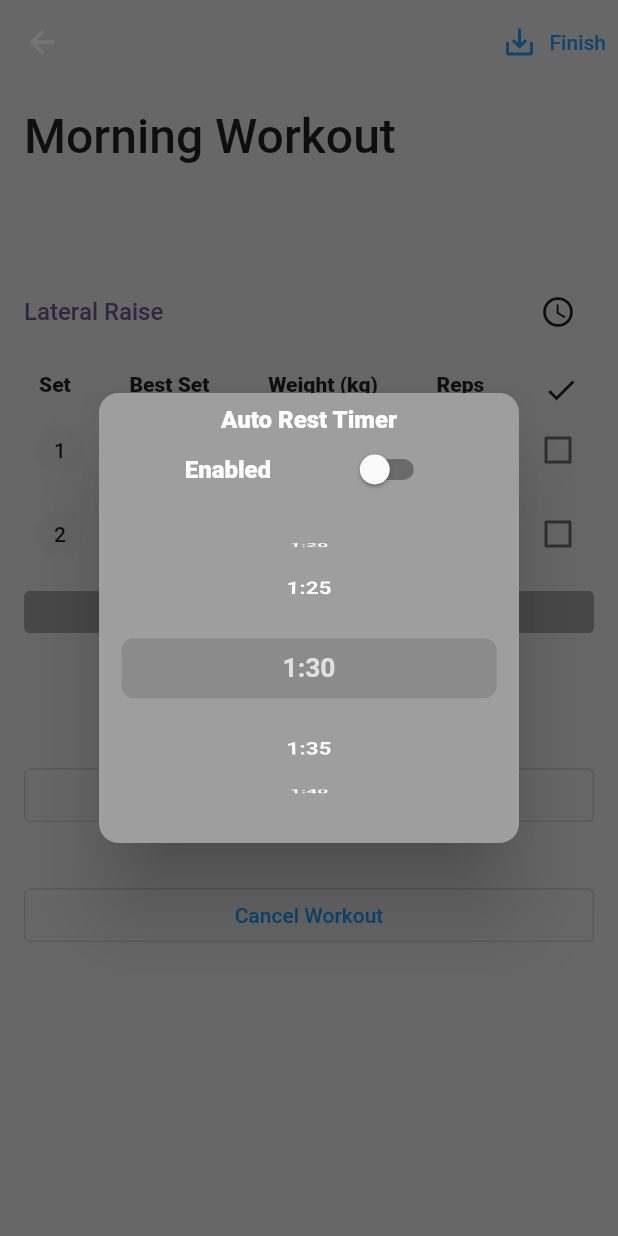
After one commit to lambraydon/GymBros, a Flutter app: the Logger screen opened directly with sample values from the repository, after a tap on the "access time" icon, on a phone screen of 412 x 824 dp. The commit adds this screen. Run offline on Flutter 3.47's test engine with Material 2 defaults, Android fonts, the phone set to English and light mode, and no system bars; our stand-ins replace auto_size_text, cloud_firestore, confetti, firebase_auth, firebase_core, firebase_storage and 5 more; missing offline and left inert: dart:ffi; accounts and stored records are empty.

Commit message:
- Added auto rest timer feature: restTimerDialog.dart allows user to enable and toggle rest time, restTimer.dart is the rest timer dialog that will pop up when the user completes a set if the timer is enabled

```diff
--- /dev/null
+++ b/lib/screens/components/mins.dart
@@ -0,0 +1,27 @@
+import 'package:flutter/material.dart';
+
+class Mins extends StatelessWidget {
+  final int mins;
+
+  const Mins({super.key, required this.mins});
+
+  @override
+  Widget build(BuildContext context) {
+    return Padding(
+      padding: const EdgeInsets.symmetric(vertical: 8.0),
+      child: Container(
+        child: Center(
+          child: Text(
+            mins % 60 < 10
+                ? "${mins ~/ 60}:0${mins % 60}"
+                : "${mins ~/ 60}:${mins % 60}",
+            style: const TextStyle(
+                fontSize: 16.0,
+                fontWeight: FontWeight.bold,
+                color: Colors.white),
+          ),
+        ),
+      ),
+    );
+  }
+}
--- a/lib/screens/workoutTracker/exercise.dart
+++ b/lib/screens/workoutTracker/exercise.dart
@@ -4,11 +4,14 @@ class Exercise {
   final String name;
   final List<Set> sets;
   bool isCompleted;
+  bool isRestTimer;
+  int restTime = 90;
 
   Exercise({
     required this.name,
     required this.sets,
     this.isCompleted = false,
+    this.isRestTimer = false
   });
 
   // add a set
--- a/lib/screens/workoutTracker/logger.dart
+++ b/lib/screens/workoutTracker/logger.dart
@@ -5,6 +5,8 @@ import 'package:gymbros/screens/workoutTracker/set.dart';
 import 'package:gymbros/screens/workoutTracker/workout.dart';
 import 'package:gymbros/screens/workoutTracker/workoutComplete.dart';
 import 'package:gymbros/screens/workoutTracker/workoutData.dart';
+import 'package:gymbros/shared/restTimer.dart';
+import 'package:gymbros/shared/restTimerDialog.dart';
 import 'package:gymbros/shared/setsTile.dart';
 import 'package:provider/provider.dart';
 import 'package:gymbros/services/authservice.dart';
@@ -29,8 +31,12 @@ class _LoggerState extends State<Logger> {
 
   // Checkbox was tapped
   void onCheckBoxChanged(Set set) {
-    Provider.of<WorkoutData>(context, listen: false)
-        .checkOffSet(set);
+    Provider.of<WorkoutData>(context, listen: false).checkOffSet(set);
+  }
+
+  // Timer was enabled
+  void onSwitchChanged(Exercise exercise) {
+    Provider.of<WorkoutData>(context, listen: false).checkOffTimer(exercise);
   }
 
   // text controllers
@@ -193,6 +199,27 @@ class _LoggerState extends State<Logger> {
                 )));
   }
 
+  void timerDialog(Exercise exercise) {
+    showDialog(
+        context: context,
+        builder: (context) => StatefulBuilder(
+                builder: (BuildContext context, StateSetter setState) {
+              return RestTimerDialog(
+                  exercise: exercise,
+                  onSwitchChange: (val) => setState(() {
+                        exercise.isRestTimer = !exercise.isRestTimer;
+                      }));
+            }));
+  }
+
+  void restTimerViewer(Exercise exercise) {
+    showDialog(
+        context: context,
+        builder: (context) {
+          return RestTimer(totalTime: exercise.restTime);
+        });
+  }
+
   @override
   Widget build(BuildContext context) {
     return Consumer<WorkoutData>(
@@ -251,6 +278,10 @@ class _LoggerState extends State<Logger> {
                           child: Column(
                             crossAxisAlignment: CrossAxisAlignment.start,
                             children: <Widget>[
+                              Row(
+                                mainAxisAlignment:
+                                    MainAxisAlignment.spaceBetween,
+                                children: [
                                   Text(
                                     widget.workout.exercises[index].name,
                                     textAlign: TextAlign.left,
@@ -258,6 +289,15 @@ class _LoggerState extends State<Logger> {
                                         fontSize: 16.0,
                                         fontWeight: FontWeight.w500,
                                         color: appBarColor),
+                                  ),
+                                  IconButton(
+                                      onPressed: () {
+                                        timerDialog(
+                                            widget.workout.exercises[index]);
+                                      },
+                                      icon: const Icon(
+                                          Icons.access_time_outlined)),
+                                ],
                               ),
                               const SizedBox(
                                 height: 16.0,
@@ -297,28 +337,21 @@ class _LoggerState extends State<Logger> {
                                     return SizeTransition(
                                         key: UniqueKey(),
                                         sizeFactor: animation,
-                                        child: setsTile(
-                                          weight: widget
+                                        child: SetsTile(
+                                          set: widget.workout.exercises[index]
+                                              .sets[num],
+                                          onCheckBoxChanged: (val) {
+                                            if (val == true &&
+                                                widget.workout.exercises[index]
+                                                    .isRestTimer) {
+                                              restTimerViewer(widget
+                                                  .workout.exercises[index]);
+                                            }
+                                            return onCheckBoxChanged(widget
                                                 .workout
                                                 .exercises[index]
-                                              .sets[num]
-                                              .weight,
-                                          reps: widget.workout.exercises[index]
-                                              .sets[num].reps,
-                                          index: widget.workout.exercises[index]
-                                              .sets[num].index,
-                                          isCompleted: widget
-                                              .workout
-                                              .exercises[index]
-                                              .sets[num]
-                                              .isCompleted,
-                                          onCheckBoxChanged: (val) =>
-                                              onCheckBoxChanged(
-                                                  widget
-                                                      .workout
-                                                      .exercises[index]
-                                                      .sets[num]
-                                          ),
+                                                .sets[num]);
+                                          },
                                         ));
                                   }),
                               ElevatedButton.icon(
--- a/lib/screens/workoutTracker/workoutData.dart
+++ b/lib/screens/workoutTracker/workoutData.dart
@@ -75,4 +75,11 @@ class WorkoutData extends ChangeNotifier {
 
     notifyListeners();
   }
+
+  // check off set
+  void checkOffTimer(Exercise exercise) {
+    exercise.isRestTimer = !exercise.isRestTimer;
+
+    notifyListeners();
+  }
 }
--- /dev/null
+++ b/lib/shared/restTimerDialog.dart
@@ -0,0 +1,91 @@
+import 'package:flutter/material.dart';
+import '../screens/components/mins.dart';
+import '../screens/workoutTracker/exercise.dart';
+
+class RestTimerDialog extends StatelessWidget {
+  final Exercise exercise;
+  void Function(bool?)? onSwitchChange;
+
+  RestTimerDialog(
+      {super.key, required this.exercise, required this.onSwitchChange});
+
+  @override
+  Widget build(BuildContext context) {
+    return Dialog(
+      backgroundColor: Colors.grey,
+      shape: RoundedRectangleBorder(borderRadius: BorderRadius.circular(13)),
+      child: SizedBox(
+        height: 300,
+        width: 100,
+        child: Padding(
+          padding: const EdgeInsets.all(8.0),
+          child: Column(
+            children: [
+              const Text(
+                "Auto Rest Timer",
+                style: TextStyle(
+                    fontWeight: FontWeight.w800,
+                    fontSize: 16.0,
+                    color: Colors.white),
+              ),
+              Row(
+                mainAxisAlignment: MainAxisAlignment.spaceEvenly,
+                children: [
+                  const Text(
+                    "Enabled",
+                    style: TextStyle(
+                        fontWeight: FontWeight.w800,
+                        fontSize: 16.0,
+                        color: Colors.white),
+                  ),
+                  Switch(
+                      value: exercise.isRestTimer,
+                      onChanged: (value) {
+                        onSwitchChange!(value);
+                      }),
+                ],
+              ),
+              Expanded(
+                child: Stack(alignment: AlignmentDirectional.center, children: [
+                  Row(
+                    mainAxisAlignment: MainAxisAlignment.center,
+                    children: [
+                      SizedBox(
+                        width: 200,
+                        child: ListWheelScrollView.useDelegate(
+                            onSelectedItemChanged: (value) {
+                              exercise.restTime = value * 5;
+                            },
+                            controller: FixedExtentScrollController(initialItem: exercise.restTime ~/ 5),
+                            itemExtent: 50,
+                            perspective: 0.005,
+                            diameterRatio: 1.2,
+                            useMagnifier: true,
+                            magnification: 1.1,
+                            physics: const FixedExtentScrollPhysics(),
+                            childDelegate: ListWheelChildBuilderDelegate(
+                                childCount: 120,
+                                builder: (context, index) {
+                                  return Mins(mins: index * 5);
+                                })),
+                      ),
+                    ],
+                  ),
+                  Positioned(
+                      child: Container(
+                    height: 40,
+                    width: 250,
+                    decoration: BoxDecoration(
+                      color: Colors.black12,
+                      borderRadius: BorderRadius.circular(8),
+                    ),
+                  ))
+                ]),
+              )
+            ],
+          ),
+        ),
+      ),
+    );
+  }
+}
--- a/lib/shared/setsTile.dart
+++ b/lib/shared/setsTile.dart
@@ -1,18 +1,13 @@
 import 'package:flutter/material.dart';
+import 'package:gymbros/screens/workoutTracker/set.dart';
 
-class setsTile extends StatelessWidget {
-  final int index;
-  final double weight;
-  final int reps;
-  final bool isCompleted;
+class SetsTile extends StatelessWidget {
+  final Set set;
   void Function(bool?)? onCheckBoxChanged;
 
-  setsTile(
+  SetsTile(
       {super.key,
-      required this.weight,
-      required this.reps,
-      required this.index,
-      required this.isCompleted,
+      required this.set,
       required this.onCheckBoxChanged});
 
   @override
@@ -27,7 +22,7 @@ class setsTile extends StatelessWidget {
           children: <Widget>[
             Chip(
               label: Text(
-                index.toString(),
+                set.index.toString(),
               ),
             ),
             const Chip(
@@ -35,15 +30,15 @@ class setsTile extends StatelessWidget {
             ),
             Chip(
                 label: Text(
-              weight.toString(),
+              set.weight.toString(),
             )),
             Chip(
-              label: Text(reps.toString()),
+              label: Text(set.reps.toString()),
             )
           ],
         ),
         trailing: Checkbox(
-          value: isCompleted,
+          value: set.isCompleted,
           onChanged: (value) {
             onCheckBoxChanged!(value);
           },
--- a/pubspec.yaml
+++ b/pubspec.yaml
@@ -48,6 +48,8 @@ dependencies:
   auto_size_text: ^3.0.0
   confetti: ^0.7.0
   table_calendar: ^3.0.9
+  percent_indicator: ^4.2.3
+
 
 dev_dependencies:
   flutter_test:
```
Also changed, not shown: lib/screens/workoutTracker/historyLog.dart (+5 -19 lines), lib/shared/customTextButton.dart (added, +36 -0 lines), lib/shared/restTimer.dart (added, +142 -0 lines). Lines whose indentation alone changed are shown as unchanged.
